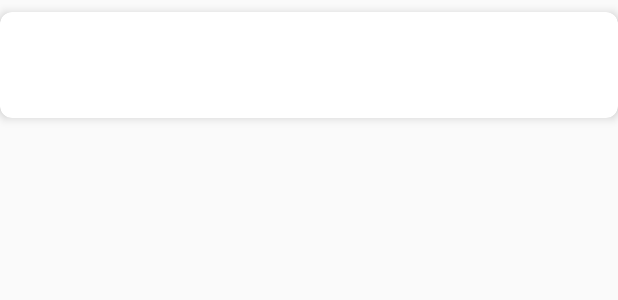
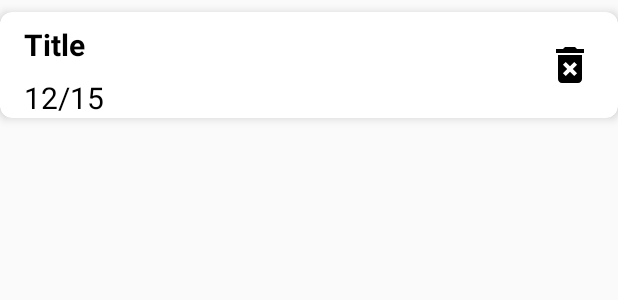
Before and after one commit to sowmyav24/challenge-tracker, an Android app: the layout view_challenge.xml on its own in the app's theme, with its tools: preview values and no code run, on a phone screen of 412 x 824 dp. Shown: the top 300 px of the screen. Run offline under Robolectric (Android 15) with nearby library versions, the phone set to English and light mode, and no system bars.

Commit message:
Add delete challenge

```diff
--- a/app/src/main/java/scheduler/org/challengetracker/ui/viewChallenge/ViewChallengesViewModel.kt
+++ b/app/src/main/java/scheduler/org/challengetracker/ui/viewChallenge/ViewChallengesViewModel.kt
@@ -10,4 +10,7 @@ class ViewChallengesViewModel(application: Application) : AndroidViewModel(appli
     private var repository: ChallengeRepository =
         ChallengeRepository(application)
     var challenges: LiveData<List<Challenge>?>? = repository.getAllChallenges()
-}
+
+    fun deleteChallenge(challenge: Challenge) {
+        repository.deleteChallenge(challenge)
+    }}
--- /dev/null
+++ b/app/src/main/res/drawable/ic_delete_forever.xml
@@ -0,0 +1,9 @@
+<vector xmlns:android="http://schemas.android.com/apk/res/android"
+        android:width="32dp"
+        android:height="32dp"
+        android:viewportWidth="24.0"
+        android:viewportHeight="24.0">
+    <path
+        android:fillColor="#FF000000"
+        android:pathData="M6,19c0,1.1 0.9,2 2,2h8c1.1,0 2,-0.9 2,-2L18,7L6,7v12zM8.46,11.88l1.41,-1.41L12,12.59l2.12,-2.12 1.41,1.41L13.41,14l2.12,2.12 -1.41,1.41L12,15.41l-2.12,2.12 -1.41,-1.41L10.59,14l-2.13,-2.12zM15.5,4l-1,-1h-5l-1,1L5,4v2h14L19,4z"/>
+</vector>
--- a/app/src/main/res/layout/view_challenge.xml
+++ b/app/src/main/res/layout/view_challenge.xml
@@ -2,37 +2,58 @@
     xmlns:card_view="http://schemas.android.com/apk/res-auto"
     android:layout_width="match_parent"
     android:layout_height="wrap_content"
+    xmlns:tools="http://schemas.android.com/tools"
     android:layout_marginTop="@dimen/dimen_8"
     android:layout_marginBottom="@dimen/dimen_8"
     card_view:cardCornerRadius="@dimen/dimen_8"
     card_view:cardElevation="@dimen/dimen_4">
 
-    <LinearLayout
+    <androidx.constraintlayout.widget.ConstraintLayout
         android:layout_width="match_parent"
-        android:layout_height="wrap_content"
-        android:orientation="vertical">
+        android:layout_height="wrap_content">
 
         <TextView
             android:id="@+id/title"
             android:layout_width="match_parent"
             android:layout_height="wrap_content"
-            android:layout_marginStart="@dimen/dimen_8"
+            android:layout_marginStart="@dimen/dimen_16"
             android:layout_marginTop="@dimen/dimen_8"
-            android:layout_marginEnd="@dimen/dimen_8"
             android:textStyle="bold"
             android:textColor="@color/black"
-            android:textAlignment="center"
-            android:textSize="@dimen/dimen_text_20" />
+            android:textSize="@dimen/dimen_text_20"
+            tools:text="Title"
+            card_view:layout_constraintTop_toTopOf="parent"
+            card_view:layout_constraintBottom_toTopOf="@+id/progress"
+            card_view:layout_constraintStart_toStartOf="parent"
+            card_view:layout_constraintEnd_toEndOf="parent"/>
 
         <TextView
             android:id="@+id/progress"
             android:layout_width="match_parent"
             android:layout_height="wrap_content"
-            android:layout_marginStart="@dimen/dimen_8"
+            android:layout_marginStart="@dimen/dimen_16"
             android:layout_marginTop="@dimen/dimen_8"
-            android:layout_marginEnd="@dimen/dimen_8"
             android:textColor="@color/black"
-            android:textAlignment="center"
-            android:textSize="@dimen/dimen_text_20" />
-    </LinearLayout>
+            android:textSize="@dimen/dimen_text_20"
+            tools:text="12/15"
+            card_view:layout_constraintTop_toBottomOf="@id/title"
+            card_view:layout_constraintStart_toStartOf="parent"
+            card_view:layout_constraintEnd_toEndOf="parent"/>
+
+        <ImageView
+            android:id="@+id/delete_icon"
+            android:layout_width="wrap_content"
+            android:layout_height="wrap_content"
+            android:layout_marginEnd="@dimen/dimen_16"
+            android:src="@drawable/ic_delete_forever"
+            card_view:layout_constraintTop_toTopOf="parent"
+            card_view:layout_constraintBottom_toBottomOf="parent"
+            card_view:layout_constraintEnd_toEndOf="parent"
+            android:contentDescription="@string/delete" />
+    </androidx.constraintlayout.widget.ConstraintLayout>
+    <TextView
+        android:id="@+id/id"
+        android:layout_width="wrap_content"
+        android:layout_height="wrap_content"
+        android:visibility="gone"/>
 </androidx.cardview.widget.CardView>
--- a/app/src/main/res/values/strings.xml
+++ b/app/src/main/res/values/strings.xml
@@ -9,4 +9,5 @@
     <string name="title">Title</string>
     <string name="days">Days</string>
     <string name="add">Add</string>
+    <string name="delete">Delete</string>
 </resources>
```
Also changed, not shown: app/src/main/java/scheduler/org/challengetracker/database/ChallengeRepository.kt (+8 -1 lines), app/src/main/java/scheduler/org/challengetracker/ui/viewChallenge/ViewChallengeAdapter.kt (+17 -3 lines), app/src/main/java/scheduler/org/challengetracker/ui/viewChallenge/ViewChallengeViewHolder.kt (+6 -1 lines), app/src/main/java/scheduler/org/challengetracker/ui/viewChallenge/ViewChallengesFragment.kt (+12 -2 lines).
